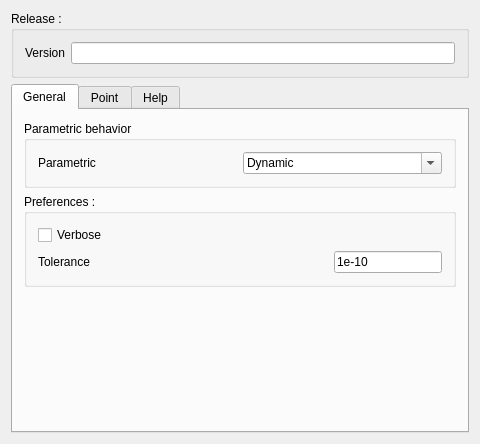
Rentlau/WorkFeature-WB, file Resources/Ui/WorkFeature_prefs.ui: the form before one commit.
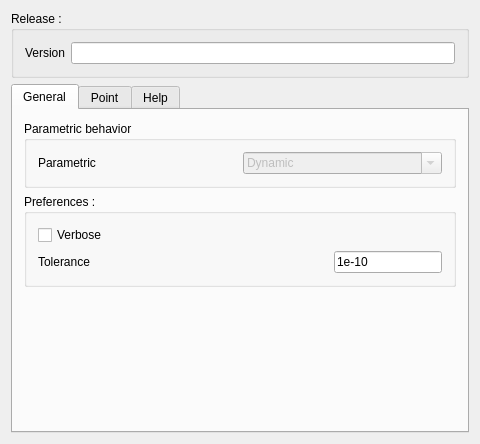
The form after the commit. Icons and pictures are not drawn. Custom widgets are drawn as their Qt base class.

```diff
--- a/Resources/Ui/WorkFeature_prefs.ui
+++ b/Resources/Ui/WorkFeature_prefs.ui
@@ -84,6 +84,9 @@
             </item>
             <item>
              <widget class="Gui::PrefComboBox" name="combobox_4">
+              <property name="enabled">
+               <bool>false</bool>
+              </property>
               <property name="toolTip">
                <string>&lt;html&gt;&lt;head/&gt;&lt;body&gt;&lt;p&gt;NOT YET ACTIVE &lt;/p&gt;&lt;p&gt;Choose the parametric behavior of the Feature regarding parent changes.&lt;/p&gt;&lt;p&gt;No : for Static (no update)&lt;/p&gt;&lt;p&gt;Interactive : Update only when user asks for&lt;/p&gt;&lt;p&gt;Dynamic : Update each time parent changes&lt;/p&gt;&lt;/body&gt;&lt;/html&gt;</string>
               </property>
```
